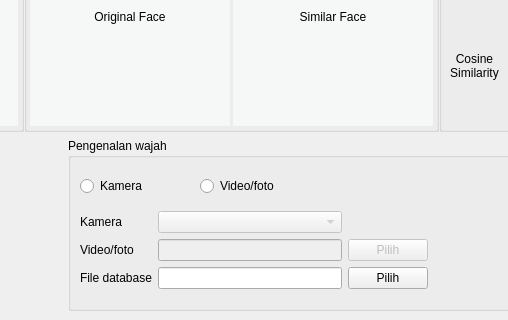
Old version of the form desain_v3.ui in the repository yusufpraditya/face-recognition-app; both pictures show x 625 to 1133 and y 402 to 722 of the 1280 by 722 pixel window.
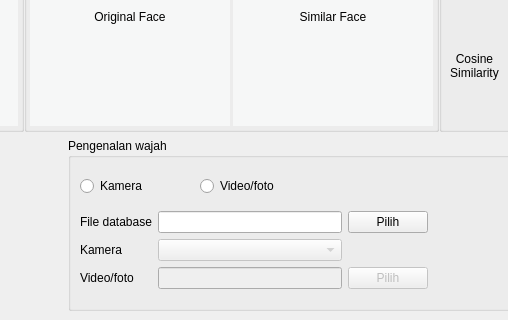
New version of the form.

Diff of the .ui file:
```diff
--- a/desain_v3.ui
+++ b/desain_v3.ui
@@ -881,28 +881,17 @@
                 <property name="rightMargin">
                  <number>0</number>
                 </property>
-                <item row="1" column="0">
-                 <widget class="QLabel" name="label_15">
-                  <property name="text">
-                   <string>Video/foto</string>
-                  </property>
-                 </widget>
-                </item>
-                <item row="0" column="0">
-                 <widget class="QLabel" name="label_14">
-                  <property name="text">
-                   <string>Kamera</string>
-                  </property>
-                 </widget>
-                </item>
-                <item row="1" column="1">
-                 <widget class="QLineEdit" name="lnVideoFotoPengenalan">
-                  <property name="enabled">
-                   <bool>false</bool>
-                  </property>
-                 </widget>
-                </item>
                 <item row="1" column="2">
+                 <widget class="QPushButton" name="btnLokasiDB">
+                  <property name="enabled">
+                   <bool>true</bool>
+                  </property>
+                  <property name="text">
+                   <string>Pilih</string>
+                  </property>
+                 </widget>
+                </item>
+                <item row="3" column="2">
                  <widget class="QPushButton" name="btnLokasiVideoFoto">
                   <property name="enabled">
                    <bool>false</bool>
@@ -912,34 +901,51 @@
                   </property>
                  </widget>
                 </item>
-                <item row="2" column="1">
+                <item row="1" column="0">
+                 <widget class="QLabel" name="label_15">
+                  <property name="text">
+                   <string>File database</string>
+                  </property>
+                 </widget>
+                </item>
+                <item row="1" column="1">
                  <widget class="QLineEdit" name="lnLokasiDB">
+                  <property name="enabled">
+                   <bool>true</bool>
+                  </property>
+                 </widget>
+                </item>
+                <item row="3" column="1">
+                 <widget class="QLineEdit" name="lnVideoFotoPengenalan">
+                  <property name="enabled">
+                   <bool>false</bool>
+                  </property>
                   <property name="readOnly">
                    <bool>true</bool>
                   </property>
                  </widget>
                 </item>
-                <item row="2" column="2">
-                 <widget class="QPushButton" name="btnLokasiDB">
-                  <property name="text">
-                   <string>Pilih</string>
-                  </property>
-                 </widget>
-                </item>
-                <item row="2" column="0">
+                <item row="3" column="0">
                  <widget class="QLabel" name="label_16">
                   <property name="text">
-                   <string>File database</string>
+                   <string>Video/foto</string>
                   </property>
                  </widget>
                 </item>
-                <item row="0" column="1">
+                <item row="2" column="1">
                  <widget class="QComboBox" name="boxKameraPengenalan">
                   <property name="enabled">
                    <bool>false</bool>
                   </property>
                  </widget>
                 </item>
+                <item row="2" column="0">
+                 <widget class="QLabel" name="label_14">
+                  <property name="text">
+                   <string>Kamera</string>
+                  </property>
+                 </widget>
+                </item>
                </layout>
               </item>
               <item row="0" column="2">
```
Left out of the diff: 2 changed lines with no effect on the pictures.
